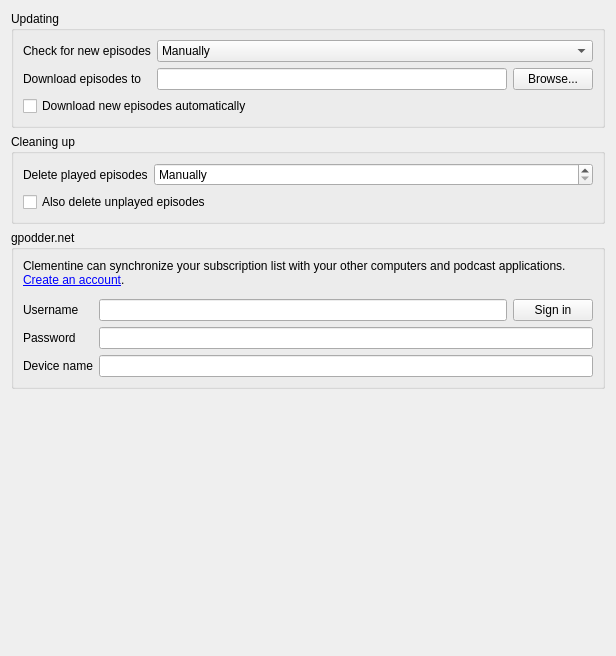
This is src/podcasts/podcastsettingspage.ui in clementine-player/Clementine as Qt 5 draws it before an edit. The edited form follows.
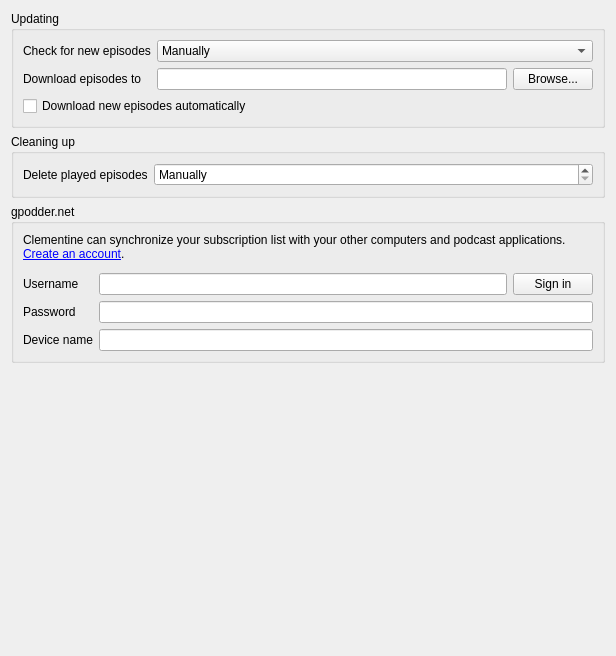
This is the edited form. Icons and pictures are not drawn. Custom widgets are drawn as their Qt base class.

Commit message: Implement the "Delete after x days" feature for listened podcasts.

What changed in the file:
```diff
--- a/src/podcasts/podcastsettingspage.ui
+++ b/src/podcasts/podcastsettingspage.ui
@@ -112,6 +112,9 @@
       <string>Cleaning up</string>
      </property>
      <layout class="QFormLayout" name="formLayout_2">
+      <property name="fieldGrowthPolicy">
+       <enum>QFormLayout::AllNonFixedFieldsGrow</enum>
+      </property>
       <item row="0" column="0">
        <widget class="QLabel" name="label_2">
         <property name="text">
@@ -138,13 +141,6 @@
         </property>
        </widget>
       </item>
-      <item row="1" column="0" colspan="2">
-       <widget class="QCheckBox" name="delete_unplayed">
-        <property name="text">
-         <string>Also delete unplayed episodes</string>
-        </property>
-       </widget>
-      </item>
      </layout>
     </widget>
    </item>
```
Left out of the diff: 1 changed line with no effect on the pictures. The commit also changes 10 other files.
